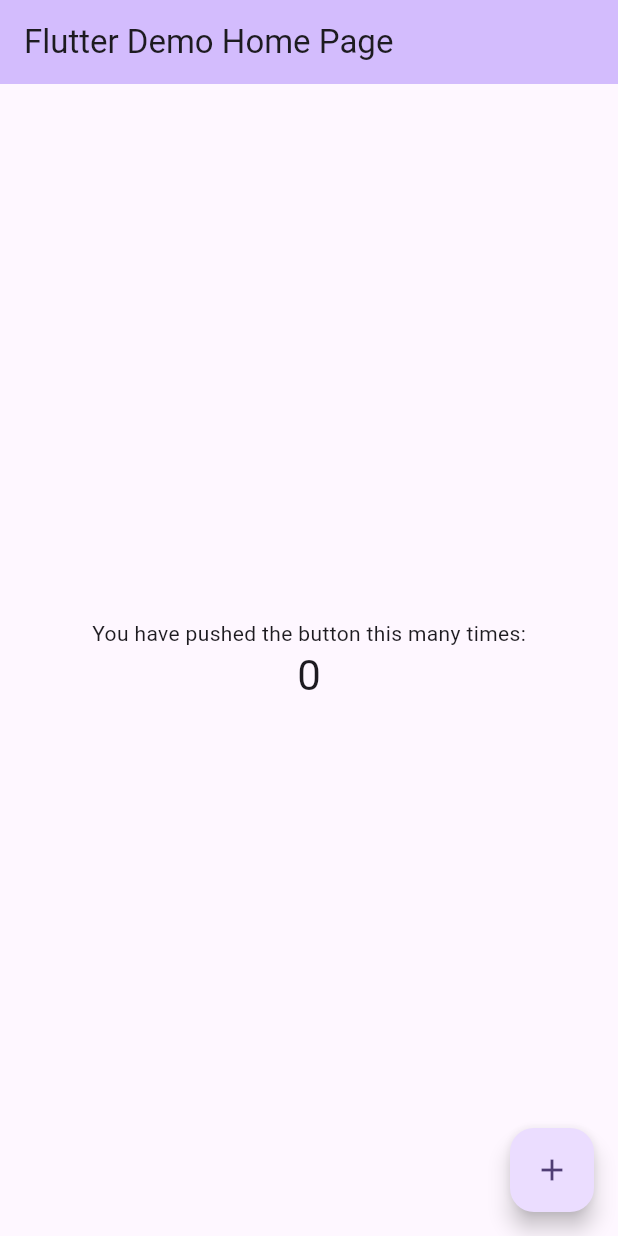
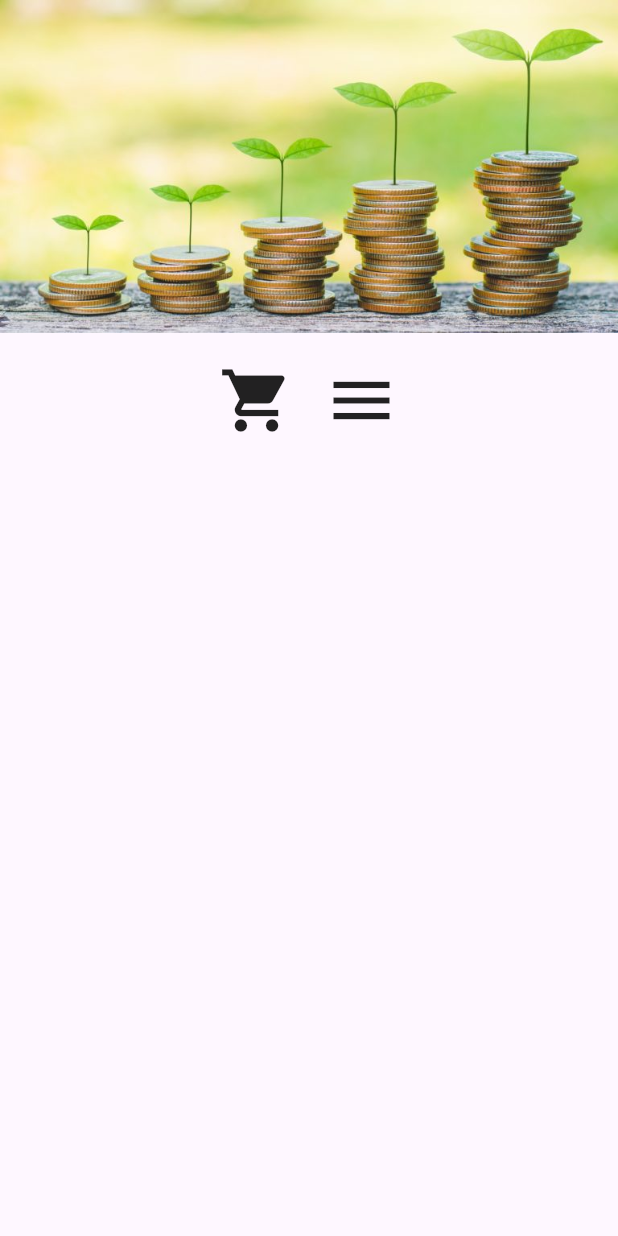
Before and after one commit to VisionForAll-QRCS/QRCS-flutter-app, a Flutter app: the screen it shows after launch, on a phone screen of 412 x 824 dp. Run offline on Flutter 3.47's test engine with Material 3 defaults, Android fonts, the phone set to English and light mode, and no system bars.

Commit message:
Created a basic scaffold of the app with an image and icons

```diff
--- a/lib/main.dart
+++ b/lib/main.dart
@@ -1,122 +1,41 @@
+// filepath: /Users/alanoudalkhulaifi/Downloads/QRCS-App/prototype_app/lib/main.dart
 import 'package:flutter/material.dart';
 
 void main() {
-  runApp(const MyApp());
+  runApp(MyApp());
 }
 
 class MyApp extends StatelessWidget {
-  const MyApp({super.key});
-
-  // This widget is the root of your application.
   @override
   Widget build(BuildContext context) {
     return MaterialApp(
-      title: 'Flutter Demo',
-      theme: ThemeData(
-        // This is the theme of your application.
-        //
-        // TRY THIS: Try running your application with "flutter run". You'll see
-        // the application has a purple toolbar. Then, without quitting the app,
-        // try changing the seedColor in the colorScheme below to Colors.green
-        // and then invoke "hot reload" (save your changes or press the "hot
-        // reload" button in a Flutter-supported IDE, or press "r" if you used
-        // the command line to start the app).
-        //
-        // Notice that the counter didn't reset back to zero; the application
-        // state is not lost during the reload. To reset the state, use hot
-        // restart instead.
-        //
-        // This works for code too, not just values: Most code changes can be
-        // tested with just a hot reload.
-        colorScheme: ColorScheme.fromSeed(seedColor: Colors.deepPurple),
-      ),
-      home: const MyHomePage(title: 'Flutter Demo Home Page'),
+      home: MyHomePage(),
     );
   }
 }
 
-class MyHomePage extends StatefulWidget {
-  const MyHomePage({super.key, required this.title});
-
-  // This widget is the home page of your application. It is stateful, meaning
-  // that it has a State object (defined below) that contains fields that affect
-  // how it looks.
-
-  // This class is the configuration for the state. It holds the values (in this
-  // case the title) provided by the parent (in this case the App widget) and
-  // used by the build method of the State. Fields in a Widget subclass are
-  // always marked "final".
-
-  final String title;
-
-  @override
-  State<MyHomePage> createState() => _MyHomePageState();
-}
-
-class _MyHomePageState extends State<MyHomePage> {
-  int _counter = 0;
-
-  void _incrementCounter() {
-    setState(() {
-      // This call to setState tells the Flutter framework that something has
-      // changed in this State, which causes it to rerun the build method below
-      // so that the display can reflect the updated values. If we changed
-      // _counter without calling setState(), then the build method would not be
-      // called again, and so nothing would appear to happen.
-      _counter++;
-    });
-  }
-
+class MyHomePage extends StatelessWidget {
   @override
   Widget build(BuildContext context) {
-    // This method is rerun every time setState is called, for instance as done
-    // by the _incrementCounter method above.
-    //
-    // The Flutter framework has been optimized to make rerunning build methods
-    // fast, so that you can just rebuild anything that needs updating rather
-    // than having to individually change instances of widgets.
     return Scaffold(
-      appBar: AppBar(
-        // TRY THIS: Try changing the color here to a specific color (to
-        // Colors.amber, perhaps?) and trigger a hot reload to see the AppBar
-        // change color while the other colors stay the same.
-        backgroundColor: Theme.of(context).colorScheme.inversePrimary,
-        // Here we take the value from the MyHomePage object that was created by
-        // the App.build method, and use it to set our appbar title.
-        title: Text(widget.title),
-      ),
-      body: Center(
-        // Center is a layout widget. It takes a single child and positions it
-        // in the middle of the parent.
+      body: SingleChildScrollView(
         child: Column(
-          // Column is also a layout widget. It takes a list of children and
-          // arranges them vertically. By default, it sizes itself to fit its
-          // children horizontally, and tries to be as tall as its parent.
-          //
-          // Column has various properties to control how it sizes itself and
-          // how it positions its children. Here we use mainAxisAlignment to
-          // center the children vertically; the main axis here is the vertical
-          // axis because Columns are vertical (the cross axis would be
-          // horizontal).
-          //
-          // TRY THIS: Invoke "debug painting" (choose the "Toggle Debug Paint"
-          // action in the IDE, or press "p" in the console), to see the
-          // wireframe for each widget.
-          mainAxisAlignment: MainAxisAlignment.center,
-          children: <Widget>[
-            const Text('You have pushed the button this many times:'),
-            Text(
-              '$_counter',
-              style: Theme.of(context).textTheme.headlineMedium,
+          mainAxisAlignment: MainAxisAlignment.start,
+          crossAxisAlignment: CrossAxisAlignment.center,
+          children: [
+            Image.asset('assets/plantCoins.jpg'),
+            SizedBox(height: 20), // Add some space between the image and the icons
+            Row(
+              mainAxisAlignment: MainAxisAlignment.center,
+              children: [
+                Icon(Icons.shopping_cart, size: 50),
+                SizedBox(width: 20), // Add some space between the icons
+                Icon(Icons.menu, size: 50),
+              ],
             ),
           ],
         ),
       ),
-      floatingActionButton: FloatingActionButton(
-        onPressed: _incrementCounter,
-        tooltip: 'Increment',
-        child: const Icon(Icons.add),
-      ), // This trailing comma makes auto-formatting nicer for build methods.
     );
   }
 }
--- a/pubspec.yaml
+++ b/pubspec.yaml
@@ -58,9 +58,9 @@ flutter:
   uses-material-design: true
 
   # To add assets to your application, add an assets section, like this:
-  # assets:
-  #   - images/a_dot_burr.jpeg
-  #   - images/a_dot_ham.jpeg
+  assets:
+    - assets/plantCoins.jpg
+    #   - images/a_dot_ham.jpeg
 
   # An image asset can refer to one or more resolution-specific "variants", see
   # https://flutter.dev/to/resolution-aware-images
```
Also changed, not shown: assets/plantCoins.jpg (added), 1 other file.
